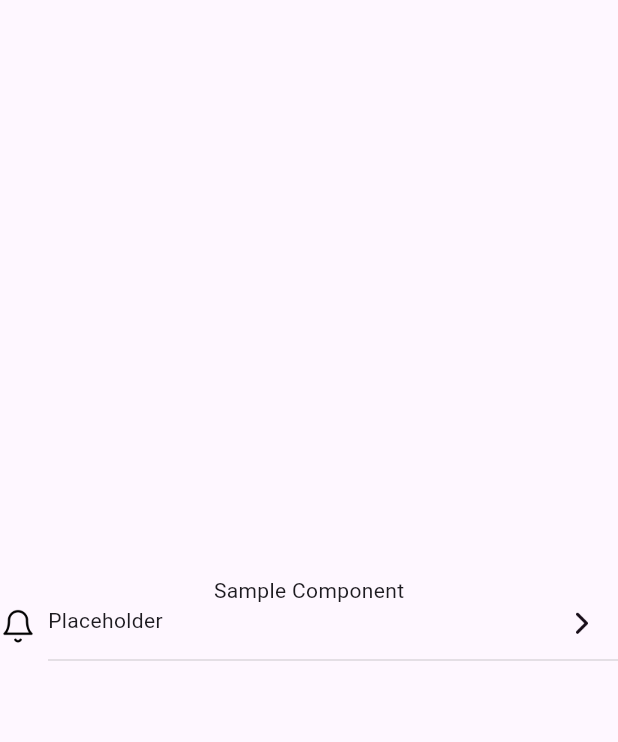
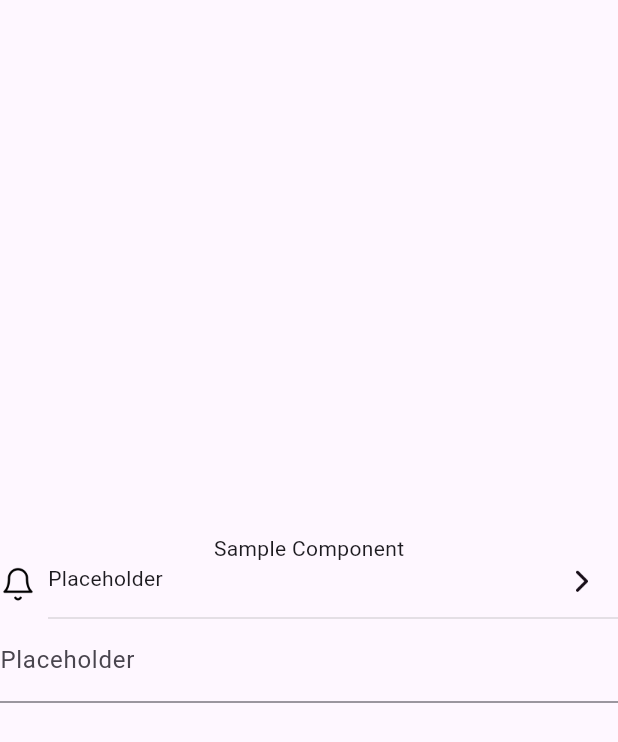
Before and after one commit to bilardos29/portfolio, a Flutter app: the screen it shows after launch, on a phone screen of 412 x 824 dp. Shown: the top 742 px of the screen. Run offline on Flutter 3.47's test engine with Material 2 defaults, Android fonts, the phone set to English and light mode, and no system bars.

Commit message:
input text

```diff
--- a/lib/module/news_anchor/screen/home/view.dart
+++ b/lib/module/news_anchor/screen/home/view.dart
@@ -1,5 +1,7 @@
 import 'package:flutter/material.dart';
-import 'package:portfolio/module/news_anchor/widgets/menu_button.dart';
+
+import '../../widgets/input_widget.dart';
+import '../../widgets/menu_button.dart';
 
 class HomePage extends StatefulWidget {
   const HomePage({Key? key}) : super(key: key);
@@ -14,7 +16,8 @@ class _HomePageState extends State<HomePage> {
     return const Column(
       children: [
         Text('Sample Component'),
-        MenuButton(),
+        MenuButton('ic_notif.png'),
+        InputWidget(title: 'Placeholder', hint: 'Placeholder',),
       ],
     );
   }
--- /dev/null
+++ b/lib/module/news_anchor/widgets/input_widget.dart
@@ -0,0 +1,37 @@
+import 'package:flutter/material.dart';
+
+class InputWidget extends StatelessWidget {
+  final String title;
+  final String? hint;
+  final String? error;
+  final bool isVisible;
+  final bool showIcon;
+  final TextEditingController? controller;
+
+  const InputWidget(
+      {required this.title,
+      this.hint,
+      this.error,
+      this.isVisible = false,
+      this.showIcon = false,
+      this.controller,
+      Key? key})
+      : super(key: key);
+
+  @override
+  Widget build(BuildContext context) {
+    return TextField(
+      controller: controller,
+      decoration: InputDecoration(
+          labelText: title,
+          hintText: hint,
+          errorText: error,
+          suffixIcon: showIcon
+              ? Image.asset(
+                  'images/news/${isVisible ? 'ic_eye_show' : 'ic_eye_hide'}.png',
+                  scale: 24,
+                )
+              : const SizedBox()),
+    );
+  }
+}
--- a/lib/module/news_anchor/widgets/menu_button.dart
+++ b/lib/module/news_anchor/widgets/menu_button.dart
@@ -1,18 +1,37 @@
+import 'package:flutter/cupertino.dart';
 import 'package:flutter/material.dart';
 import 'package:portfolio/module/news_anchor/utils/colors.dart';
 
 class MenuButton extends StatelessWidget {
-  const MenuButton({Key? key}) : super(key: key);
+  final String imgIcon;
+  final String label;
+  final VoidCallback? onClick;
+  final ValueChanged<bool>? onChanged;
+  final bool toggleVal;
+  final bool isToogle;
+
+  const MenuButton(
+    this.imgIcon, {
+    this.label = 'Placeholder',
+    this.onClick,
+    this.onChanged,
+    this.toggleVal = false,
+    this.isToogle = false,
+    Key? key,
+  }) : super(key: key);
 
   @override
   Widget build(BuildContext context) {
-    return Row(mainAxisAlignment: MainAxisAlignment.spaceEvenly,
+    return InkWell(
+      onTap: onClick,
+      child: Row(
+          mainAxisAlignment: MainAxisAlignment.spaceEvenly,
           crossAxisAlignment: CrossAxisAlignment.start,
           children: [
             Padding(
               padding: const EdgeInsets.only(top: 2),
               child: Image.asset(
-          'images/news/ic_notif.png',
+                'images/news/$imgIcon',
                 width: 24,
                 height: 24,
                 color: Colors.black,
@@ -25,10 +44,23 @@ class MenuButton extends StatelessWidget {
                   mainAxisAlignment: MainAxisAlignment.spaceBetween,
                   crossAxisAlignment: CrossAxisAlignment.start,
                   children: [
-              const Text('Placeholder'),
+                    Text(label),
                     Padding(
                       padding: EdgeInsets.only(right: 12),
-                child: Image.asset(
+                      child: isToogle
+                          ? SizedBox(
+                              width: 36,
+                              height: 24,
+                              child: FittedBox(
+                                fit: BoxFit.fill,
+                                child: CupertinoSwitch(
+                                  value: toggleVal,
+                                  onChanged: onChanged,
+                                  trackColor: Colors.grey[500],
+                                ),
+                              ),
+                            )
+                          : Image.asset(
                               'images/news/ic_right.png',
                               width: 24,
                               height: 24,
@@ -43,6 +75,7 @@ class MenuButton extends StatelessWidget {
                 )
               ]),
             )
-    ]);
+          ]),
+    );
   }
 }
--- a/pubspec.yaml
+++ b/pubspec.yaml
@@ -44,6 +44,8 @@ flutter:
     - images/news/ic_right.png
     - images/news/ic_notif.png
     - images/news/ic_notif_alert.png
+    - images/news/ic_eye_show.png
+    - images/news/ic_eye_hide.png
 
   # example:
   # fonts:
```
Also changed, not shown: images/news/ic_eye_hide.png (added), images/news/ic_eye_show.png (added). Lines whose indentation alone changed are shown as unchanged.
